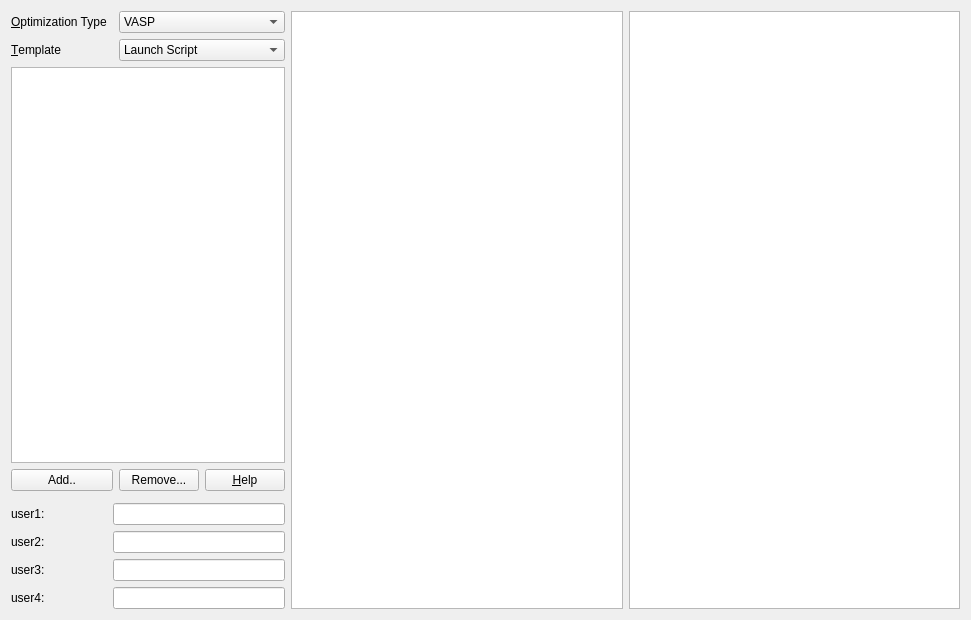
xtalopt/XtalOpt, file src/ui/tab_edit.ui: the form before one commit.
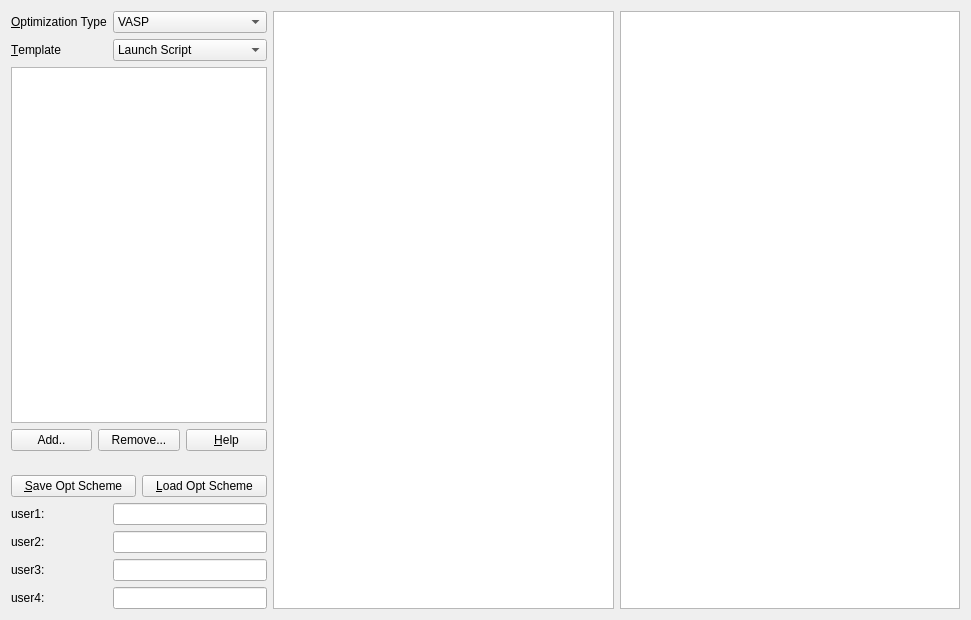
The form after the commit.

The edit to the form file:
```diff
--- a/src/ui/tab_edit.ui
+++ b/src/ui/tab_edit.ui
@@ -17,7 +17,7 @@
    <item row="2" column="0" colspan="4">
     <widget class="QListWidget" name="list_opt"/>
    </item>
-   <item row="0" column="4" rowspan="9">
+   <item row="0" column="4" rowspan="14">
     <widget class="QTextEdit" name="edit_edit"/>
    </item>
    <item row="1" column="0">
@@ -30,28 +30,7 @@
      </property>
     </widget>
    </item>
-   <item row="3" column="0" colspan="2">
-    <widget class="QPushButton" name="push_add">
-     <property name="text">
-      <string>Add..</string>
-     </property>
-    </widget>
-   </item>
-   <item row="3" column="2">
-    <widget class="QPushButton" name="push_remove">
-     <property name="text">
-      <string>Remove...</string>
-     </property>
-    </widget>
-   </item>
-   <item row="3" column="3">
-    <widget class="QPushButton" name="push_help">
-     <property name="text">
-      <string>&amp;Help</string>
-     </property>
-    </widget>
-   </item>
-   <item row="1" column="2" colspan="2">
+   <item row="1" column="1" colspan="3">
     <widget class="QComboBox" name="combo_template">
      <item>
       <property name="text">
@@ -75,47 +54,47 @@
      </item>
     </widget>
    </item>
-   <item row="5" column="0">
+   <item row="10" column="0">
     <widget class="QLabel" name="label">
      <property name="text">
       <string>user1:</string>
      </property>
     </widget>
    </item>
-   <item row="6" column="0">
+   <item row="11" column="0">
     <widget class="QLabel" name="label_2">
      <property name="text">
       <string>user2:</string>
      </property>
     </widget>
    </item>
-   <item row="7" column="0">
+   <item row="12" column="0">
     <widget class="QLabel" name="label_3">
      <property name="text">
       <string>user3:</string>
      </property>
     </widget>
    </item>
-   <item row="8" column="0">
+   <item row="13" column="0">
     <widget class="QLabel" name="label_4">
      <property name="text">
       <string>user4:</string>
      </property>
     </widget>
    </item>
-   <item row="5" column="1" colspan="3">
+   <item row="10" column="1" colspan="3">
     <widget class="QLineEdit" name="edit_user1"/>
    </item>
-   <item row="6" column="1" colspan="3">
+   <item row="11" column="1" colspan="3">
     <widget class="QLineEdit" name="edit_user2"/>
    </item>
-   <item row="7" column="1" colspan="3">
+   <item row="12" column="1" colspan="3">
     <widget class="QLineEdit" name="edit_user3"/>
    </item>
-   <item row="8" column="1" colspan="3">
+   <item row="13" column="1" colspan="3">
     <widget class="QLineEdit" name="edit_user4"/>
    </item>
-   <item row="0" column="6" rowspan="9">
+   <item row="0" column="6" rowspan="14">
     <widget class="QListWidget" name="list_POTCARs"/>
    </item>
    <item row="0" column="0">
@@ -128,7 +107,7 @@
      </property>
     </widget>
    </item>
-   <item row="0" column="2" colspan="2">
+   <item row="0" column="1" colspan="3">
     <widget class="QComboBox" name="combo_optType">
      <item>
       <property name="text">
@@ -147,6 +126,49 @@
      </item>
     </widget>
    </item>
+   <item row="3" column="0" rowspan="2" colspan="4">
+    <layout class="QHBoxLayout" name="horizontalLayout">
+     <item>
+      <widget class="QPushButton" name="push_add">
+       <property name="text">
+        <string>Add..</string>
+       </property>
+      </widget>
+     </item>
+     <item>
+      <widget class="QPushButton" name="push_remove">
+       <property name="text">
+        <string>Remove...</string>
+       </property>
+      </widget>
+     </item>
+     <item>
+      <widget class="QPushButton" name="push_help">
+       <property name="text">
+        <string>&amp;Help</string>
+       </property>
+      </widget>
+     </item>
+    </layout>
+   </item>
+   <item row="8" column="0" rowspan="2" colspan="4">
+    <layout class="QHBoxLayout" name="horizontalLayout_2">
+     <item>
+      <widget class="QPushButton" name="push_saveScheme">
+       <property name="text">
+        <string>&amp;Save Opt Scheme</string>
+       </property>
+      </widget>
+     </item>
+     <item>
+      <widget class="QPushButton" name="push_loadScheme">
+       <property name="text">
+        <string>&amp;Load Opt Scheme</string>
+       </property>
+      </widget>
+     </item>
+    </layout>
+   </item>
   </layout>
  </widget>
  <tabstops>
```
Left out of the diff: 3 changed lines with no effect on the pictures.
